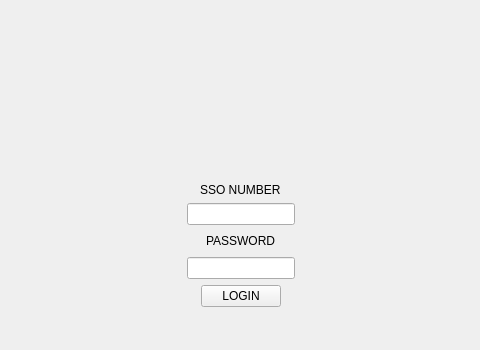
The window that form.ui (ManiMSV/ibtool) describes before a commit, drawn with Qt 5; both pictures show x 131 to 611 and y 0 to 350 of the 743 by 531 pixel window.
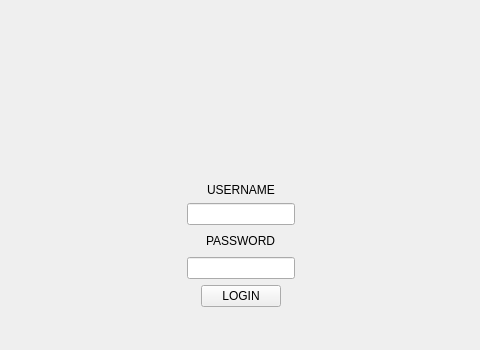
The same window after the commit. The open tabs and pages were chosen to show the change.

Commit message: fix: update initial index and label text in form.ui and form_ui.py for clarity (sso numer -> username)

```diff
--- a/form.ui
+++ b/form.ui
@@ -28,7 +28,7 @@
         <item row="1" column="1" alignment="Qt::AlignmentFlag::AlignHCenter">
          <widget class="QLabel" name="label_ssonumber">
           <property name="text">
-           <string>SSO NUMBER</string>
+           <string>USERNAME</string>
           </property>
          </widget>
         </item>
```
Left out of the diff: 2 changed lines with no effect on the pictures. The commit also changes 2 other files.
